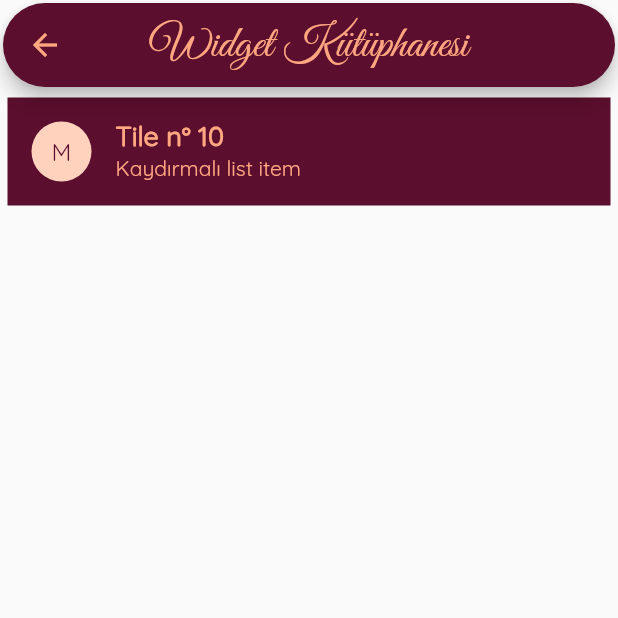
After one commit to metekaya/widget-library, a Flutter app: the screen it shows after launch, after a tap on "Slidable List", on a phone screen of 412 x 824 dp, the top half of it. The commit adds this screen. Run offline on Flutter 3.47's test engine with Material 2 defaults, Android fonts, the phone set to English and light mode, and no system bars; drawn by our look-alikes of flutter_slidable; our stand-ins replace fluttertoast, ionicons, syncfusion_flutter_charts, wave.

Commit message:
slidable widget added

```diff
--- a/lib/home_page.dart
+++ b/lib/home_page.dart
@@ -2,6 +2,7 @@ import 'package:flutter/material.dart';
 import 'package:widget_testing/consts/custom_colors.dart';
 import 'package:widget_testing/widgets/animated_fade.dart';
 import 'package:widget_testing/widgets/chart.dart';
+import 'package:widget_testing/widgets/slidable.dart';
 import 'package:widget_testing/widgets/url_launchers.dart';
 import 'package:widget_testing/widgets/wave_background.dart';
 
@@ -52,6 +53,12 @@ class HomePage extends StatelessWidget {
                   'URL Launchers',
                   () {
                     navigateTo(context, UrlLaunchersScreen.routeName);
+                  },
+                ),
+                HomePageButton(
+                  'Slidable List',
+                  () {
+                    navigateTo(context, SlidableWidgetScreen.routeName);
                   },
                 ),
               ],
--- a/lib/main.dart
+++ b/lib/main.dart
@@ -2,6 +2,7 @@ import 'package:flutter/material.dart';
 import 'package:widget_testing/widgets/animated_fade.dart';
 import 'package:widget_testing/widgets/chart.dart';
 import 'package:widget_testing/home_page.dart';
+import 'package:widget_testing/widgets/slidable.dart';
 import 'package:widget_testing/widgets/url_launchers.dart';
 import 'package:widget_testing/widgets/wave_background.dart';
 
@@ -26,6 +27,7 @@ class MyApp extends StatelessWidget {
           WaveBackgroundScreen.routeName: (ctx) => WaveBackgroundScreen(),
           AnimatedFadeScreen.routeName: (ctx) => AnimatedFadeScreen(),
           UrlLaunchersScreen.routeName: (ctx) => UrlLaunchersScreen(),
+          SlidableWidgetScreen.routeName: (ctx) => SlidableWidgetScreen(),
         });
   }
 }
--- /dev/null
+++ b/lib/widgets/slidable.dart
@@ -0,0 +1,94 @@
+import 'package:flutter/material.dart';
+import 'package:flutter_slidable/flutter_slidable.dart';
+import 'package:widget_testing/consts/custom_colors.dart';
+import 'package:widget_testing/widgets/custom_appbar.dart';
+
+class SlidableWidgetScreen extends StatefulWidget {
+  static const routeName = '/SlidableWidgetScreen';
+
+  const SlidableWidgetScreen({Key? key}) : super(key: key);
+
+  @override
+  _SlidableWidgetScreenState createState() => _SlidableWidgetScreenState();
+}
+
+class _SlidableWidgetScreenState extends State<SlidableWidgetScreen> {
+  @override
+  Widget build(BuildContext context) {
+    return SafeArea(
+      child: Scaffold(
+        appBar: CustomAppBar(),
+        body: SingleChildScrollView(
+          child: Container(
+            margin: EdgeInsets.only(top: 5, left: 5, right: 5),
+            child: Slidable(
+              actionPane: SlidableDrawerActionPane(),
+              actionExtentRatio: 0.25,
+              child: Container(
+                color: CustomColors.primaryColor,
+                child: ListTile(
+                  leading: CircleAvatar(
+                    backgroundColor: CustomColors.lightSecondary,
+                    child: Text('M'),
+                    foregroundColor: CustomColors.primaryColor,
+                  ),
+                  title: Text(
+                    'Tile n° 10',
+                    style: TextStyle(
+                      color: CustomColors.secondaryColor,
+                      fontWeight: FontWeight.bold,
+                      fontSize: 18,
+                    ),
+                  ),
+                  subtitle: Text(
+                    'Kaydırmalı list item',
+                    style: TextStyle(
+                      color: CustomColors.secondaryColor,
+                      fontSize: 14,
+                    ),
+                  ),
+                ),
+              ),
+              actions: <Widget>[
+                IconSlideAction(
+                  caption: 'Archive',
+                  color: CustomColors.lightPrimary,
+                  icon: Icons.archive,
+                  onTap: () => _showSnackBar(context, 'Archive'),
+                ),
+                IconSlideAction(
+                  foregroundColor: Colors.white,
+                  caption: 'Share',
+                  color: CustomColors.secondaryColor,
+                  icon: Icons.share,
+                  onTap: () => _showSnackBar(context, 'Share'),
+                ),
+              ],
+              secondaryActions: <Widget>[
+                IconSlideAction(
+                  foregroundColor: Colors.white,
+                  caption: 'More',
+                  color: CustomColors.secondaryColor,
+                  icon: Icons.more_horiz,
+                  onTap: () => _showSnackBar(context, 'More'),
+                ),
+                IconSlideAction(
+                  caption: 'Delete',
+                  color: Colors.red,
+                  icon: Icons.delete,
+                  onTap: () => _showSnackBar(context, 'Delete'),
+                ),
+              ],
+            ),
+          ),
+        ),
+      ),
+    );
+  }
+
+  void _showSnackBar(BuildContext context, String text) {
+    ScaffoldMessenger.of(context)
+      ..hideCurrentSnackBar()
+      ..showSnackBar(SnackBar(content: Text(text)));
+  }
+}
--- a/lib/widgets/wave_background.dart
+++ b/lib/widgets/wave_background.dart
@@ -2,7 +2,6 @@ import 'package:flutter/material.dart';
 import 'package:wave/config.dart';
 import 'package:wave/wave.dart';
 import 'package:widget_testing/consts/custom_colors.dart';
-import 'package:widget_testing/widgets/custom_appbar.dart';
 
 class WaveBackgroundScreen extends StatelessWidget {
   static const routeName = '/WaveBackgroundScreen';
--- a/pubspec.yaml
+++ b/pubspec.yaml
@@ -33,6 +33,7 @@ dependencies:
   url_launcher: ^6.0.9
   ionicons: ^0.1.2
   fluttertoast: ^8.0.8
+  flutter_slidable: ^0.6.0
 
 
 dev_dependencies:
```
Also changed, not shown: pubspec.lock.
